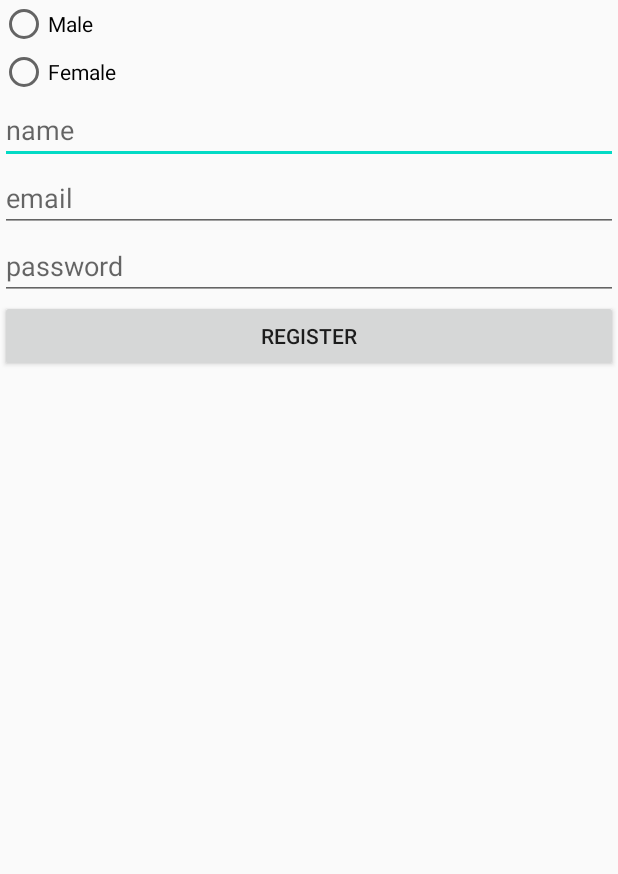
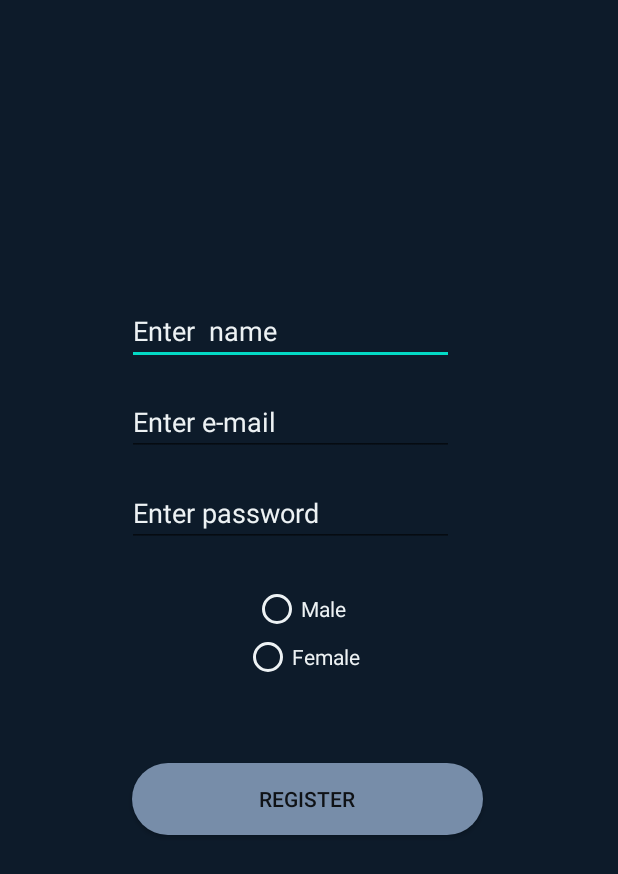
Before and after one commit to Baranga69/Flint_69, an Android app: the layout activity_register.xml on its own in the app's theme, with its tools: preview values and no code run, on a phone screen of 412 x 824 dp. Shown: the top 874 px of the screen. Run offline under Robolectric (Android 15) with nearby library versions, the phone set to English and light mode, and no system bars.

Commit message:
Layout updates to sign up page

```diff
--- a/app/src/main/res/layout/activity_login.xml
+++ b/app/src/main/res/layout/activity_login.xml
@@ -18,7 +18,7 @@
         android:layout_marginEnd="47dp"
         android:layout_marginRight="47dp"
         android:layout_marginBottom="16dp"
-        android:hint="email"
+        android:hint="Enter e-mail"
         android:textColor="@color/colorText"
         android:textColorHint="@color/colorText" />
 
@@ -32,7 +32,7 @@
         android:layout_marginEnd="47dp"
         android:layout_marginRight="47dp"
         android:layout_marginBottom="80dp"
-        android:hint="password"
+        android:hint="Enter password"
         android:inputType="textPassword"
         android:textColor="@color/colorText"
         android:textColorHint="@color/colorText" />
--- a/app/src/main/res/layout/activity_register.xml
+++ b/app/src/main/res/layout/activity_register.xml
@@ -1,49 +1,97 @@
 <?xml version="1.0" encoding="utf-8"?>
-<LinearLayout xmlns:android="http://schemas.android.com/apk/res/android"
+<RelativeLayout xmlns:android="http://schemas.android.com/apk/res/android"
     xmlns:app="http://schemas.android.com/apk/res-auto"
     xmlns:tools="http://schemas.android.com/tools"
     android:layout_width="match_parent"
     android:layout_height="match_parent"
     tools:context=".Register"
+    android:background="@color/colorDark"
     android:orientation="vertical">
 
     <RadioGroup
-        android:layout_width="match_parent"
-        android:layout_height="wrap_content"
-        android:id="@+id/radioGroup">
+        android:layout_centerInParent="true"
+        android:textAlignment="center"
+        android:id="@+id/radioGroup"
+        android:layout_width="242dp"
+        android:layout_height="77dp"
+        android:layout_above="@+id/Register"
+        android:layout_alignParentEnd="true"
+        android:layout_alignParentRight="true"
+        android:layout_marginEnd="89dp"
+        android:layout_marginRight="89dp"
+        android:layout_marginBottom="41dp"
+        android:gravity="center_horizontal">
 
         <RadioButton
+            android:buttonTint="@color/colorText"
+            android:textColor="@color/colorText"
+            android:textColorHint="@color/colorText"
             android:layout_width="wrap_content"
             android:layout_height="wrap_content"
-                android:text="Male"
-                />
+            android:text="Male " />
+
         <RadioButton
+            android:buttonTint="@color/colorText"
+            android:textColor="@color/colorText"
+            android:textColorHint="@color/colorText"
             android:layout_width="wrap_content"
             android:layout_height="wrap_content"
-                android:text="Female"/>
+            android:text="Female" />
     </RadioGroup>
 
     <EditText
-        android:layout_width="match_parent"
+        android:id="@+id/name"
+        android:textColor="@color/colorText"
+        android:textColorHint="@color/colorText"
+        android:layout_width="218dp"
         android:layout_height="wrap_content"
-        android:hint="name"
-        android:id="@+id/name"/>
+        android:layout_above="@+id/email"
+        android:layout_alignParentEnd="true"
+        android:layout_alignParentRight="true"
+        android:layout_marginEnd="109dp"
+        android:layout_marginRight="109dp"
+        android:layout_marginBottom="15dp"
+        android:hint="Enter  name" />
 
     <EditText
-        android:layout_width="match_parent"
+        android:id="@+id/email"
+        android:textColor="@color/colorText"
+        android:textColorHint="@color/colorText"
+        android:layout_width="218dp"
         android:layout_height="wrap_content"
-        android:hint="email"
-        android:id="@+id/email"/>
+        android:layout_above="@+id/password"
+        android:layout_alignParentEnd="true"
+        android:layout_alignParentRight="true"
+        android:layout_marginEnd="109dp"
+        android:layout_marginRight="109dp"
+        android:layout_marginBottom="15dp"
+        android:hint="Enter e-mail" />
 
     <EditText
-        android:layout_width="match_parent"
+        android:id="@+id/password"
+        android:textColor="@color/colorText"
+        android:textColorHint="@color/colorText"
+        android:inputType="textPassword"
+        android:layout_width="218dp"
         android:layout_height="wrap_content"
-        android:hint="password"
-        android:id="@+id/password"/>
+        android:layout_above="@+id/radioGroup"
+        android:layout_alignParentEnd="true"
+        android:layout_alignParentRight="true"
+        android:layout_marginEnd="109dp"
+        android:layout_marginRight="109dp"
+        android:layout_marginBottom="25dp"
+        android:hint="Enter password" />
 
     <Button
-        android:layout_width="match_parent"
+        android:id="@+id/Register"
+        android:layout_width="234dp"
         android:layout_height="wrap_content"
-        android:text="Register"
-        android:id="@+id/Register"/>
-</LinearLayout>
+        android:layout_alignParentEnd="true"
+        android:layout_alignParentRight="true"
+        android:layout_alignParentBottom="true"
+        android:layout_marginEnd="90dp"
+        android:layout_marginRight="90dp"
+        android:layout_marginBottom="267dp"
+        android:background="@drawable/login_button"
+        android:text="Register" />
+</RelativeLayout>
```
Lines whose indentation alone changed are shown as unchanged.
